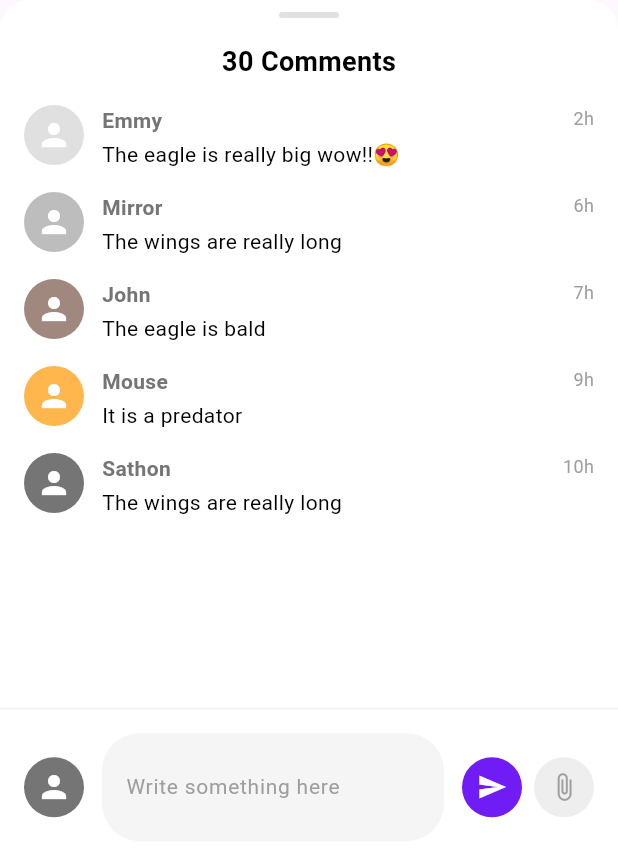
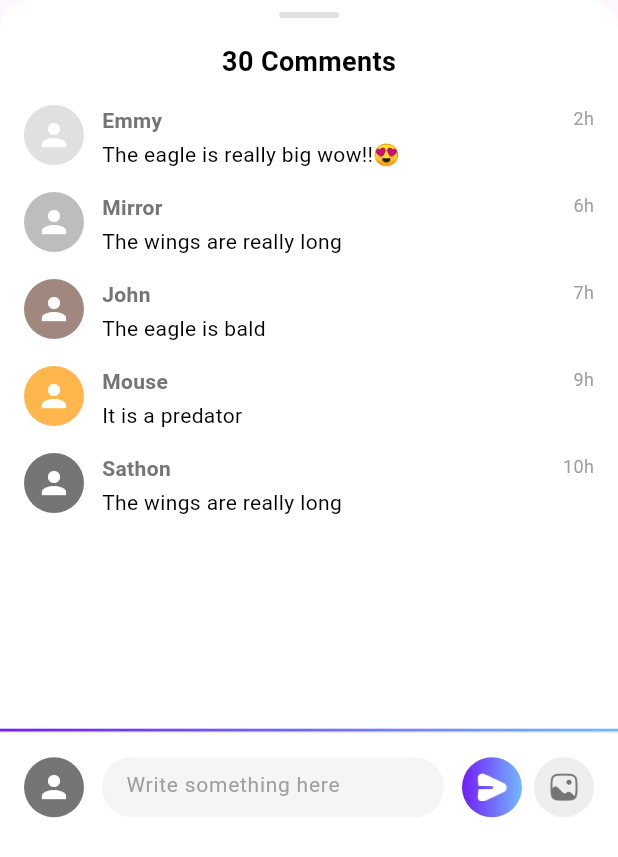
Before and after one commit to jatingarg850/showoff, a Flutter app: the CommentsScreen widget shown alone on an empty page, opened directly, on a phone screen of 412 x 824 dp. Shown: the top 857 px of the screen. Run offline on Flutter 3.47's test engine with Material 3 defaults, Android fonts, the light colour scheme and no system bars.

Commit message:
fixed comment

```diff
--- a/apps/lib/account_setup/bio_screen.dart
+++ b/apps/lib/account_setup/bio_screen.dart
@@ -279,7 +279,7 @@ class _BioScreenState
                     ),
 
                     // Coins image with +50 positioned below and to the right
-                    Container(
+                    SizedBox(
                       width: 140,
                       height: 120,
                       child: Stack(
--- a/apps/lib/comments_screen.dart
+++ b/apps/lib/comments_screen.dart
@@ -198,10 +198,33 @@ class _CommentsScreenState
             ),
           ),
 
+          // Gradient line separator
+          Container(
+            height: 2,
+            width: double.infinity,
+            decoration: const BoxDecoration(
+              gradient: LinearGradient(
+                colors: [
+                  Color(
+                    0xFF701CF5,
+                  ),
+                  Color(
+                    0xFF74B9FF,
+                  ),
+                ],
+                begin: Alignment.centerLeft,
+                end: Alignment.centerRight,
+              ),
+            ),
+          ),
+
           // Comment input
           Container(
-            padding: const EdgeInsets.all(
+            padding: const EdgeInsets.fromLTRB(
               16,
+              16,
+              16,
+              32,
             ),
             decoration: BoxDecoration(
               color: Colors.white,
@@ -236,10 +259,7 @@ class _CommentsScreenState
                 // Text input
                 Expanded(
                   child: Container(
-                    padding: const EdgeInsets.symmetric(
-                      horizontal: 16,
-                      vertical: 12,
-                    ),
+                    height: 40,
                     decoration: BoxDecoration(
                       color: Colors.grey[100],
                       borderRadius: BorderRadius.circular(
@@ -248,6 +268,7 @@ class _CommentsScreenState
                     ),
                     child: TextField(
                       controller: _commentController,
+                      textAlignVertical: TextAlignVertical.center,
                       decoration: const InputDecoration(
                         hintText: 'Write something here',
                         hintStyle: TextStyle(
@@ -255,7 +276,10 @@ class _CommentsScreenState
                           fontSize: 14,
                         ),
                         border: InputBorder.none,
-                        contentPadding: EdgeInsets.zero,
+                        contentPadding: EdgeInsets.symmetric(
+                          horizontal: 16,
+                          vertical: 12,
+                        ),
                       ),
                       style: const TextStyle(
                         fontSize: 14,
@@ -274,15 +298,27 @@ class _CommentsScreenState
                   width: 40,
                   height: 40,
                   decoration: const BoxDecoration(
-                    color: Color(
-                      0xFF701CF5,
+                    gradient: LinearGradient(
+                      colors: [
+                        Color(
+                          0xFF701CF5,
+                        ),
+                        Color(
+                          0xFF74B9FF,
+                        ),
+                      ],
+                      begin: Alignment.centerLeft,
+                      end: Alignment.centerRight,
                     ),
                     shape: BoxShape.circle,
                   ),
-                  child: const Icon(
-                    Icons.send,
-                    color: Colors.white,
-                    size: 20,
+                  child: Center(
+                    child: Image.asset(
+                      'assets/comment/sent.png',
+                      width: 20,
+                      height: 20,
+                      color: Colors.white,
+                    ),
                   ),
                 ),
 
@@ -290,7 +326,7 @@ class _CommentsScreenState
                   width: 8,
                 ),
 
-                // Attachment button
+                // Image attachment button
                 Container(
                   width: 40,
                   height: 40,
@@ -298,10 +334,13 @@ class _CommentsScreenState
                     color: Colors.grey[200],
                     shape: BoxShape.circle,
                   ),
-                  child: const Icon(
-                    Icons.attach_file,
-                    color: Colors.grey,
-                    size: 20,
+                  child: Center(
+                    child: Image.asset(
+                      'assets/comment/image.png',
+                      width: 20,
+                      height: 20,
+                      color: Colors.grey[600],
+                    ),
                   ),
                 ),
               ],
--- a/apps/lib/phone_signup_screen.dart
+++ b/apps/lib/phone_signup_screen.dart
@@ -584,6 +584,7 @@ class _PhoneSignUpScreenState
                               selectedTileColor:
                                   const Color(
                                     0xFF701CF5,
+                                    // ignore: deprecated_member_use
                                   ).withOpacity(
                                     0.1,
                                   ),
--- a/apps/pubspec.yaml
+++ b/apps/pubspec.yaml
@@ -68,6 +68,7 @@ flutter:
     - assets/navbar/
     - assets/sidereel/
     - assets/upreel/
+    - assets/comment/
 
   # An image asset can refer to one or more resolution-specific "variants", see
   # https://flutter.dev/to/resolution-aware-images
```
Also changed, not shown: apps/assets/comment/image.png (added), apps/assets/comment/sent.png (added).
